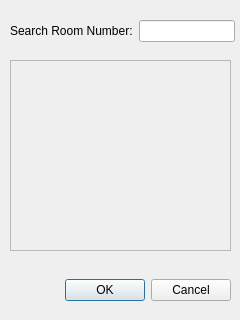
The window that roominfodialog.ui (aaron-loz/hotelClient) describes before a commit, drawn with Qt 5.
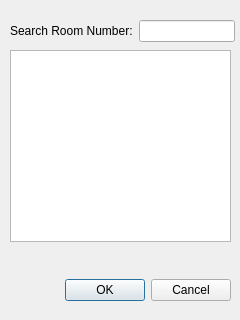
The same window after the commit.

Commit message: Added ListView to accept and sort more data from server

```diff
--- a/roominfodialog.ui
+++ b/roominfodialog.ui
@@ -29,30 +29,7 @@
     <set>QDialogButtonBox::Cancel|QDialogButtonBox::Ok</set>
    </property>
   </widget>
-  <widget class="QScrollArea" name="scrollArea">
-   <property name="geometry">
-    <rect>
-     <x>10</x>
-     <y>60</y>
-     <width>221</width>
-     <height>191</height>
-    </rect>
-   </property>
-   <property name="widgetResizable">
-    <bool>true</bool>
-   </property>
-   <widget class="QWidget" name="scrollAreaWidgetContents">
-    <property name="geometry">
-     <rect>
-      <x>0</x>
-      <y>0</y>
-      <width>217</width>
-      <height>187</height>
-     </rect>
-    </property>
-   </widget>
-  </widget>
-  <widget class="QWidget" name="">
+  <widget class="QWidget" name="layoutWidget">
    <property name="geometry">
     <rect>
      <x>10</x>
@@ -74,6 +51,16 @@
     </item>
    </layout>
   </widget>
+  <widget class="QListView" name="listView">
+   <property name="geometry">
+    <rect>
+     <x>10</x>
+     <y>50</y>
+     <width>221</width>
+     <height>192</height>
+    </rect>
+   </property>
+  </widget>
  </widget>
  <resources/>
  <connections>
```
The commit also changes 5 other files.
